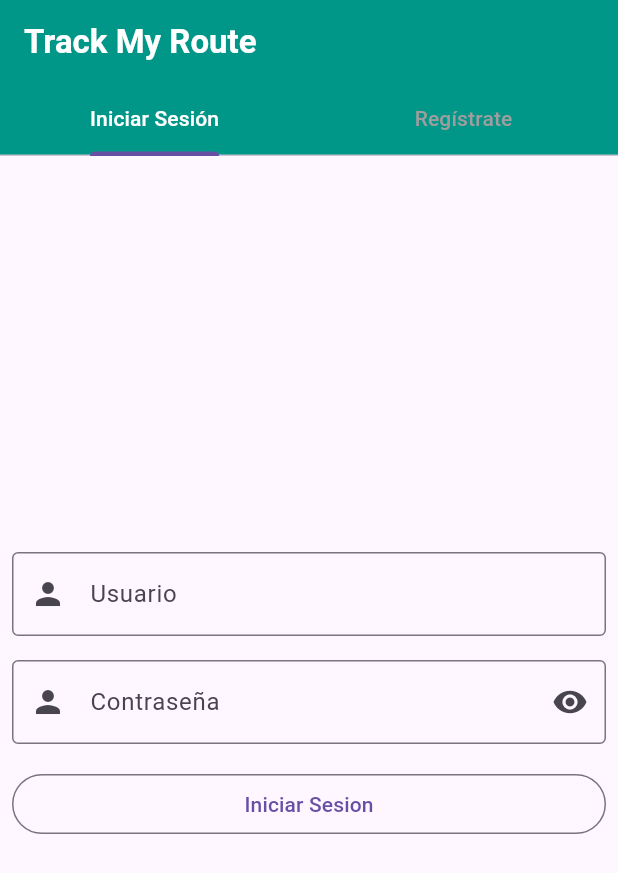
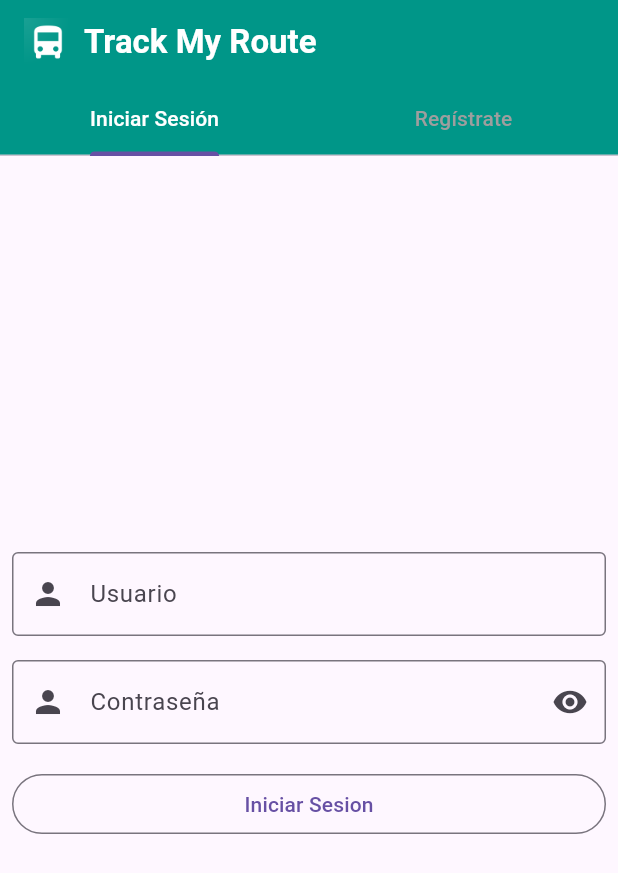
Before and after one commit to upc-pre-2402-cc238-sw61-G2/TrackMyRoute-MobileApp-Flutter, a Flutter app: the screen it shows after launch, on a phone screen of 412 x 824 dp. Shown: the top 873 px of the screen. Run offline on Flutter 3.47's test engine with Material 3 defaults, Android fonts, the phone set to English and light mode, and no system bars; our stand-ins replace dio, flutter_bloc, google_maps_flutter, shared_preferences; missing offline and left inert: flutter_stripe.

Commit message:
chore: added app icon to main app bar

```diff
--- a/lib/features/authentication/presentation/pages/auth_screen.dart
+++ b/lib/features/authentication/presentation/pages/auth_screen.dart
@@ -5,18 +5,18 @@ import 'package:trackmyroute_flutter/features/authentication/presentation/blocs/
 import 'package:trackmyroute_flutter/features/authentication/presentation/pages/login_screen.dart';
 import 'package:trackmyroute_flutter/features/authentication/presentation/pages/signup_screen.dart';
 
-class AuthScreen extends StatefulWidget{
+class AuthScreen extends StatefulWidget {
   const AuthScreen({super.key});
 
   @override
   State<AuthScreen> createState() => _AuthScreenState();
 }
 
-class _AuthScreenState extends State<AuthScreen>{
+class _AuthScreenState extends State<AuthScreen> {
   @override
   Widget build(BuildContext context) {
     return BlocBuilder<AuthBloc, AuthState>(
-      builder: (BuildContext context, AuthState state){
+        builder: (BuildContext context, AuthState state) {
       return MaterialApp(
         debugShowCheckedModeBanner: false,
         home: DefaultTabController(
@@ -24,7 +24,21 @@ class _AuthScreenState extends State<AuthScreen>{
           child: Scaffold(
             appBar: AppBar(
               backgroundColor: Colors.teal,
-                  title: const Text('Track My Route', style: TextStyle(color: Colors.white, fontWeight: FontWeight.bold)),
+              title: Row(
+                children: [
+                  Image.asset(
+                    'assets/images/1024.png',
+                    fit: BoxFit.contain,
+                    height: 32,
+                  ),
+                  Container(
+                    padding: const EdgeInsets.all(8.0),
+                    child: const Text('Track My Route',
+                        style: TextStyle(
+                            color: Colors.white, fontWeight: FontWeight.bold)),
+                  )
+                ],
+              ),
               bottom: const TabBar(
                 labelColor: Colors.white,
                 unselectedLabelColor: Colors.grey,
@@ -43,8 +57,6 @@ class _AuthScreenState extends State<AuthScreen>{
           ),
         ),
       );
-      }
-    );
-
+    });
   }
 }
--- a/pubspec.yaml
+++ b/pubspec.yaml
@@ -36,3 +36,5 @@ dev_dependencies:
 
 flutter:
   uses-material-design: true
+  assets:
+    - assets/images/
```
Also changed, not shown: lib/shared/presentation/home_page.dart (+13 -1 lines), assets/images/1024.png (added). Lines whose indentation alone changed are shown as unchanged.
